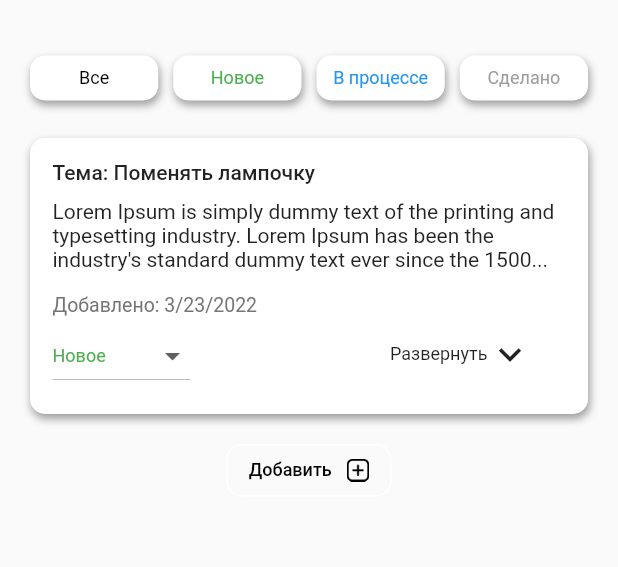
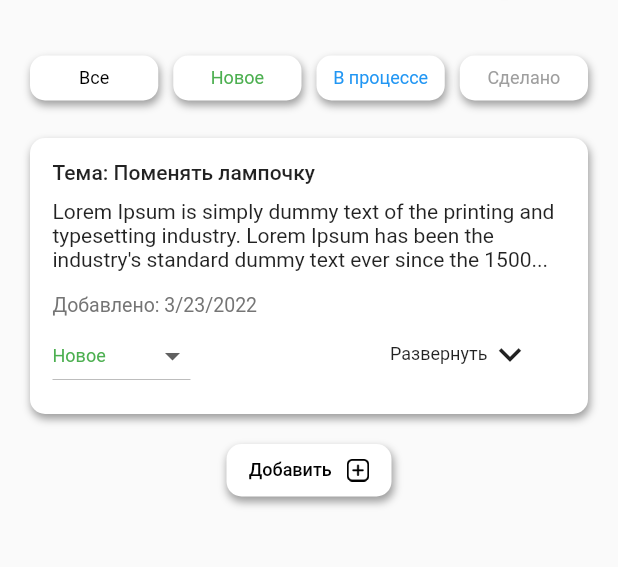
Before and after one commit to cerealexperiments/university_app_ui, a Flutter app: the ElectricityPage screen opened directly, on a phone screen of 412 x 824 dp, the part 147-714 px from its top. Run offline on Flutter 3.47's test engine with Material 2 defaults, Android fonts, the phone set to English and light mode, and no system bars; Roboto replaces fonts that are missing (fonts/Lato-Regular.ttf).

Commit message:
add style to new post button

```diff
--- a/lib/app_widgets/sort_by_card.dart
+++ b/lib/app_widgets/sort_by_card.dart
@@ -32,7 +32,7 @@ class SortByCard extends StatelessWidget {
             ),
             blurRadius: 4.0,
             spreadRadius: 0.2,
-          ), //BoxShadow
+          ),
           BoxShadow(
             color: Colors.white,
             offset: Offset(0.0, 0.0),
--- a/lib/pages/electricity_tasks_page.dart
+++ b/lib/pages/electricity_tasks_page.dart
@@ -135,11 +135,26 @@ class _ElectricityPageState extends State<ElectricityPage> {
             Container(
               width: 110,
               height: 35,
-              decoration: BoxDecoration(
-                border: Border.all(
-                  color: Colors.white,
-                ),
-                borderRadius: const BorderRadius.all(
+              margin: EdgeInsets.only(bottom: 50),
+              decoration: const BoxDecoration(
+                boxShadow: [
+                  BoxShadow(
+                    color: Colors.grey,
+                    offset: Offset(
+                      1.0,
+                      3.0,
+                    ),
+                    blurRadius: 4.0,
+                    spreadRadius: 0.2,
+                  ), //BoxShadow
+                  BoxShadow(
+                    color: Colors.white,
+                    offset: Offset(0.0, 0.0),
+                    blurRadius: 0.0,
+                    spreadRadius: 0.0,
+                  ), //BoxShadow
+                ],
+                borderRadius: BorderRadius.all(
                   Radius.circular(10),
                 ),
               ),
```
Also changed, not shown: lib/pages/cleaning_tasks_page.dart (+20 -5 lines), lib/pages/garden_tasks_page.dart (+21 -5 lines), lib/pages/kitchen_tasks_page.dart (+20 -5 lines), lib/pages/repair_tasks_page.dart (+20 -5 lines).
